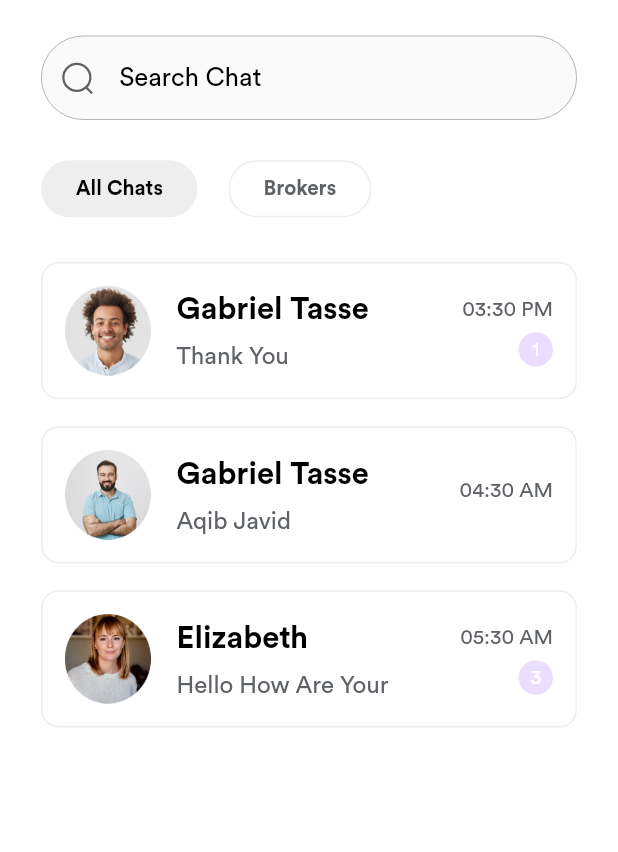
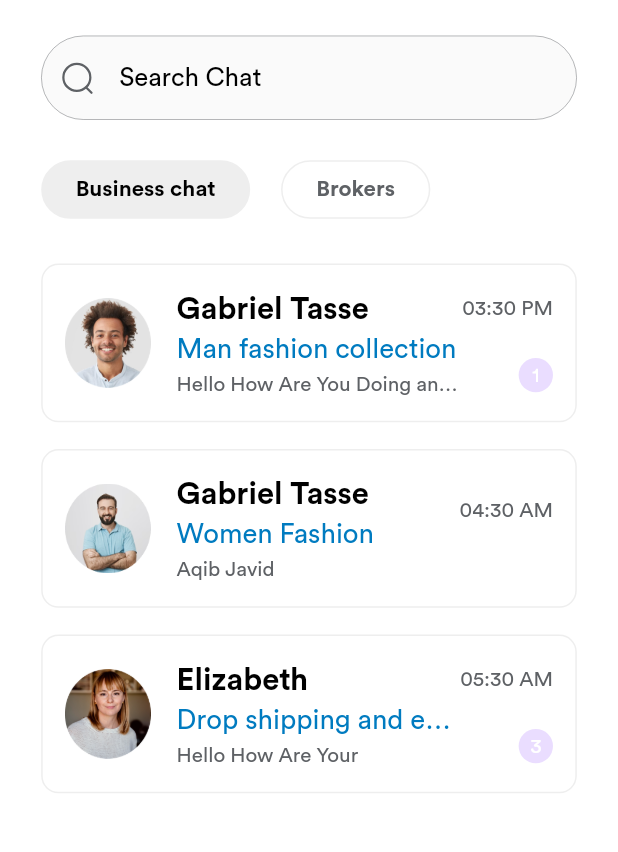
Before and after one commit to MuhammadAsim19/Biz-Pay-Flutter-App, a Flutter app: the ChatScreen screen opened directly, on a phone screen of 412 x 824 dp, the part 62-914 px from its top. Run offline on Flutter 3.47's test engine with Material 3 defaults, Android fonts, the phone set to English and light mode, and no system bars; our stand-ins replace cached_network_image, connectivity_plus, country_code_picker, dotted_border, file_picker, flutter_bloc and 11 more; missing offline and left inert: android_path_provider, flutter_downloader; accounts and stored records are empty; network calls fail.

Commit message:
Ui Changes added

```diff
--- a/lib/Data/DataSource/Resources/assets.dart
+++ b/lib/Data/DataSource/Resources/assets.dart
@@ -6,6 +6,8 @@ class Assets {
   static const String chatLight = 'assets/images/chat_light.svg';
   static const String chatBlue = 'assets/images/chat_blue.svg';
   static const String profile = 'assets/images/Profile.svg';
+  static const String addUser = 'assets/images/add_user.svg';
+
   static const String homeFilled = 'assets/images/HomeFilled.svg';
   static const String profileFilled = 'assets/images/profileFilled.svg';
   static const String searchIcon = 'assets/images/Search.svg';
@@ -72,6 +74,8 @@ class Assets {
   static const String down = 'assets/images/Down.svg';
   static const String unlock = 'assets/images/Unlock.svg';
   static const String plus = 'assets/images/Plus.svg';
+  static const String add = 'assets/images/add.svg';
+
   static const String share = 'assets/images/Share.svg';
   static const String document = 'assets/images/Document.svg';
   static const String paper = 'assets/images/Paper.svg';
--- a/lib/Data/DataSource/Resources/colors_pallete.dart
+++ b/lib/Data/DataSource/Resources/colors_pallete.dart
@@ -26,4 +26,7 @@ class AppColors {
   static const searchFieldColor = Color(0xFFFAFAFA);
 
   static const chatColor = Color(0xffEEF2F6);
+  static const lightBlue = Color(0xffF6F6F6);
+
+
 }
--- a/lib/Data/DataSource/Resources/strings.dart
+++ b/lib/Data/DataSource/Resources/strings.dart
@@ -9,7 +9,7 @@ class AppStrings {
   static String signUpDesc =
       'Let’s get started. Share your info to join the\nmarketplace';
 
-  static String loginWithFacebook = 'Continue with Facebook';
+  static String continueWithApple = 'Continue with Apple';
   static String registerUS = 'Register as?';
   static String appName = 'Business broker';
   static String login = 'Login';
@@ -41,6 +41,8 @@ class AppStrings {
   static String industry = 'Industries serviced';
   static String experice = 'Experience';
   static String education = 'Education ';
+  static String website = 'WebSite';
+
   static String certificate = 'Certificate';
   static String passwordChangedSuccess =
       'Password has changed successfully, login\nto your account.';
@@ -57,8 +59,17 @@ class AppStrings {
   static const String logout = 'Logout';
   static const String gabriel = 'Gabreiel Tasse';
   static const String personalLinfo = 'Personal information';
+  static const String exportProfile = 'Expert profile';
+
   static const String ChangePass = 'Change Password';
   static const String listYourbis = 'List your business';
+  static const String becomeExpert = 'Become Expert';
+  static const String expertes = 'Expertise';
+  static const String industries = 'Industries';
+  static const String eduction = 'Education';
+
+  static const String serviceArea = 'Main service area';
+
   static const String yourBussines = 'your business';
   static const String dropShoping =
       'Drop shipping website &\nE-commerece business';
@@ -86,6 +97,9 @@ class AppStrings {
 
   // static const String login = 'Login';
   static const String cancel = 'Cancel';
+  static const String addNewSer = 'Add new service';
+  static const String addNewIndus = 'Add new Industry';
+
   static const String submit = 'Submit';
 
   static const String privacyPolicyall = '''
--- a/lib/Presentation/Common/custom_dropdown.dart
+++ b/lib/Presentation/Common/custom_dropdown.dart
@@ -22,7 +22,7 @@ class CustomDropDownWidget extends StatelessWidget {
     this.hMargin = 8,
     this.vMargin = 0,
     this.dropDownHeight,
-    required this.prefixIcon,
+    this.prefixIcon,
     required this.hintText,
     required this.value,
     required this.validationText,
--- a/lib/Presentation/Widgets/Dashboard/BrokerProfile/broker_profile.dart
+++ b/lib/Presentation/Widgets/Dashboard/BrokerProfile/broker_profile.dart
@@ -243,11 +243,11 @@ class BrokerChipWidget extends StatelessWidget {
       height: height ?? 30.sp,
       width: width,
       child: Chip(
-        backgroundColor: AppColors.primaryColor,
+        backgroundColor: AppColors.lightBlueColor,
         label: AppText(
           labelText ?? 'Chat',
           style: style ??
-              Styles.circularStdRegular(context, color: AppColors.whiteColor),
+              Styles.circularStdRegular(context, color: AppColors.blackColor),
         ),
       ),
     );
--- a/lib/Presentation/Widgets/Dashboard/Chat/Components/ChatModel/chat_tile_model.dart
+++ b/lib/Presentation/Widgets/Dashboard/Chat/Components/ChatModel/chat_tile_model.dart
@@ -2,12 +2,15 @@ class ChatTileModel {
   final String name;
   final String message;
   final String messageLength;
+  final String title;
+
   final String pr0fileImage;
   final String time;
 
   ChatTileModel(
       {required this.name,
       required this.message,
+      required this.title,
       required this.messageLength,
       required this.pr0fileImage,
       required this.time});
--- a/lib/Presentation/Widgets/Dashboard/Chat/Components/chat_tile.dart
+++ b/lib/Presentation/Widgets/Dashboard/Chat/Components/chat_tile.dart
@@ -29,21 +29,26 @@ class ChatTile extends StatelessWidget {
             AssetImageWidget(
                 height: 50.h, width: 50.w, url: data!.pr0fileImage),
             15.x,
-            Column(
+            Expanded(
+              child: Column(
                 crossAxisAlignment: CrossAxisAlignment.start,
                 children: [
                   AppText(data?.name ?? "",
                       style: Styles.circularStdBold(context,
                           fontSize: 18.sp, fontWeight: FontWeight.w500)),
-                5.y,
+                  AppText(data?.title ?? "",
+                      style: Styles.circularStdRegular(context,
+                          fontSize: 16.sp,
+                          fontWeight: FontWeight.w400,
+                          color: AppColors.primaryColor)),
                   AppText(data!.message,
                       style: Styles.circularStdRegular(context,
-                        fontSize: 14.sp,
+                          fontSize: 12.sp,
                           fontWeight: FontWeight.w400,
                           color: AppColors.greyTextColor)),
                 ],
               ),
-            const Spacer(),
+            ),
             Column(
               mainAxisAlignment: MainAxisAlignment.start,
               crossAxisAlignment: CrossAxisAlignment.end,
@@ -53,7 +58,7 @@ class ChatTile extends StatelessWidget {
                         fontSize: 12.sp,
                         fontWeight: FontWeight.w400,
                         color: AppColors.greyTextColor)),
-                5.y,
+                20.y,
                 data!.messageLength.isNotEmpty
                     ? CircleAvatar(
                         radius: 10.sp,
--- a/lib/Presentation/Widgets/Dashboard/Chat/chat.dart
+++ b/lib/Presentation/Widgets/Dashboard/Chat/chat.dart
@@ -3,18 +3,24 @@ import 'package:buysellbiz/Presentation/Widgets/Dashboard/Chat/Components/ChatMo
 import 'package:buysellbiz/Presentation/Widgets/Dashboard/Chat/Components/chat_tile.dart';
 import 'package:buysellbiz/Presentation/Widgets/Dashboard/Profile/Components/custom_appbar.dart';
 
-class ChatScreen extends StatelessWidget {
+class ChatScreen extends StatefulWidget {
   ChatScreen({super.key, this.backButton});
 
   bool? backButton;
 
+  @override
+  State<ChatScreen> createState() => _ChatScreenState();
+}
+
+class _ChatScreenState extends State<ChatScreen> {
   final TextEditingController controller = TextEditingController();
 
-  ValueNotifier<int> chip = ValueNotifier(0);
+  int chip = 0;
 
   List<ChatTileModel> chatData = [
     ChatTileModel(
-        message: 'Thank You',
+        title: 'Man fashion collection',
+        message: 'Hello How Are You Doing and asd,asldmakcnxjcbsdhb',
         messageLength: '1',
         name: 'Gabriel Tasse',
         pr0fileImage: 'assets/images/chat1.png',
@@ -22,11 +28,58 @@ class ChatScreen extends StatelessWidget {
     ChatTileModel(
         message: 'Aqib Javid',
         messageLength: '',
+        title: 'Women Fashion',
         name: 'Gabriel Tasse',
         pr0fileImage: 'assets/images/profile.png',
         time: '04:30 AM'),
     ChatTileModel(
         message: 'Hello How Are Your',
+        messageLength: '3',
+        title: 'Drop shipping and e-commerce website',
+        name: 'Elizabeth',
+        pr0fileImage: 'assets/images/chat2.png',
+        time: '05:30 AM'),
+  ];
+
+  List<ChatTileModel> brokers = [
+    ChatTileModel(
+        title: 'Business broker',
+        message: 'Thank You',
+        messageLength: '1',
+        name: 'Kamran Ali',
+        pr0fileImage: 'assets/images/profile.png',
+        time: '03:30 PM'),
+    ChatTileModel(
+        title: 'M&A Advisor',
+        message: 'Hello ',
+        messageLength: '',
+        name: 'Gabriel Tasse',
+        pr0fileImage: 'assets/images/chat1.png',
+        time: '04:30 AM'),
+    ChatTileModel(
+        title: 'Financial Advisor',
+        message: 'How Are you Doing and what the current position',
+        messageLength: '3',
+        name: 'Elizabeth',
+        pr0fileImage: 'assets/images/chat2.png',
+        time: '05:30 AM'),
+    ChatTileModel(
+        title: 'M&A Advisor',
+        message: 'Aqib Javid',
+        messageLength: '',
+        name: 'Gabriel Tasse',
+        pr0fileImage: 'assets/images/chat1.png',
+        time: '04:30 AM'),
+    ChatTileModel(
+        title: 'Financial Advisor',
+        message: 'How Are you Doing and what the current position',
+        messageLength: '3',
+        name: 'Elizabeth',
+        pr0fileImage: 'assets/images/chat2.png',
+        time: '05:30 AM'),
+    ChatTileModel(
+        title: 'Financial Advisor',
+        message: 'How Are you Doing and what the current position',
         messageLength: '3',
         name: 'Elizabeth',
         pr0fileImage: 'assets/images/chat2.png',
@@ -39,12 +92,10 @@ class ChatScreen extends StatelessWidget {
       child: Scaffold(
         appBar: CustomAppBar(
           title: 'Chat',
-          leading: backButton,
+          leading: widget.backButton,
         ),
         backgroundColor: Colors.white,
-        body: SingleChildScrollView(
-          physics: const NeverScrollableScrollPhysics(),
-          child: Padding(
+        body: Padding(
           padding: EdgeInsets.symmetric(horizontal: 24.sp),
           child: Column(
             children: [
@@ -58,40 +109,37 @@ class ChatScreen extends StatelessWidget {
               CustomTextFieldWithOnTap(
                   filledColor: AppColors.searchFieldColor,
                   prefixIcon: SvgPicture.asset('assets/images/Search.svg'),
-                    contentPadding: EdgeInsets.symmetric(
-                        vertical: 15.sp, horizontal: 10.sp),
+                  contentPadding:
+                      EdgeInsets.symmetric(vertical: 15.sp, horizontal: 10.sp),
                   borderRadius: 40,
                   controller: controller,
                   hintText: AppStrings.seerchChat,
                   textInputType: TextInputType.text),
               15.y,
-                ValueListenableBuilder(
-                  valueListenable: chip,
-                  builder: (context, value, child) {
-                    return Row(
+              Row(
                 children: [
                   InkWell(
                     onTap: () {
-                            chip.value = 0;
+                      chip = 0;
+                      setState(() {});
                     },
                     child: Container(
                       padding: const EdgeInsets.symmetric(
                           horizontal: 22, vertical: 8),
                       decoration: ShapeDecoration(
-                              color: chip.value == 0
+                        color: chip == 0
                             ? AppColors.borderColor
                             : AppColors.whiteColor,
                         shape: RoundedRectangleBorder(
                           borderRadius: BorderRadius.circular(40),
-                                side: const BorderSide(
-                                    color: AppColors.borderColor),
+                          side: const BorderSide(color: AppColors.borderColor),
                         ),
                       ),
                       child: Center(
                         child: AppText(
-                                "All Chats",
-                                style: Styles.circularStdBold(context,
-                                    fontSize: 12.sp),
+                          "Business chat",
+                          style:
+                              Styles.circularStdBold(context, fontSize: 13.sp),
                         ),
                       ),
                     ),
@@ -99,37 +147,35 @@ class ChatScreen extends StatelessWidget {
                   18.x,
                   InkWell(
                     onTap: () {
-                            chip.value = 1;
+                      chip = 1;
+                      setState(() {});
                     },
                     child: Container(
                       padding: const EdgeInsets.symmetric(
                           horizontal: 22.50, vertical: 8),
                       decoration: ShapeDecoration(
-                              color: chip.value == 1
+                        color: chip == 1
                             ? AppColors.borderColor
                             : AppColors.whiteColor,
                         shape: RoundedRectangleBorder(
                           borderRadius: BorderRadius.circular(40),
-                                side: const BorderSide(
-                                    color: AppColors.borderColor),
+                          side: const BorderSide(color: AppColors.borderColor),
                         ),
                       ),
                       child: Center(
                         child: AppText(
                           "Brokers",
                           style: Styles.circularStdBold(context,
-                                    fontSize: 12.sp,
-                                    color: AppColors.greyTextColor),
+                              fontSize: 13.sp, color: AppColors.greyTextColor),
                         ),
                       ),
                     ),
                   ),
                 ],
-                    );
-                  },
               ),
               25.y,
-                ListView.separated(
+              Expanded(
+                child: ListView.separated(
                   physics: const BouncingScrollPhysics(),
                   separatorBuilder: (context, index) {
                     return SizedBox(
@@ -137,15 +183,15 @@ class ChatScreen extends StatelessWidget {
                     );
                   },
                   shrinkWrap: true,
-                  itemCount: chatData.length,
+                  itemCount: chip == 0 ? chatData.length : brokers.length,
                   itemBuilder: (context, index) {
                     return ChatTile(
-                      data: chatData[index],
+                      data: chip == 0 ? chatData[index] : brokers[index],
                     );
                   },
+                ),
               )
             ],
-            ),
           ),
         ),
       ),
```
Also changed, not shown: lib/Presentation/Common/multi_item_picker.dart (added, +125 -0 lines), lib/Presentation/Widgets/Auth/Login/login_onboard.dart (+4 -4 lines), lib/Presentation/Widgets/Dashboard/Buisness/AddBuisness/Components/publishWidget.dart (+17 -13 lines), lib/Presentation/Widgets/Dashboard/Chat/Components/chat_details.dart (+12 -5 lines), lib/Presentation/Widgets/Dashboard/Profile/Components/custom_list_tile.dart (+6 -1 lines), lib/Presentation/Widgets/Dashboard/Profile/ExpertProfile/export_profile.dart (added, +295 -0 lines), lib/Presentation/Widgets/Dashboard/Profile/personal_information.dart (+10 -14 lines), lib/Presentation/Widgets/Dashboard/Profile/profile.dart (+11 -0 lines), assets/images/add.svg (added), assets/images/add_user.svg (added), assets/images/apple.svg (added). Lines whose indentation alone changed are shown as unchanged.
